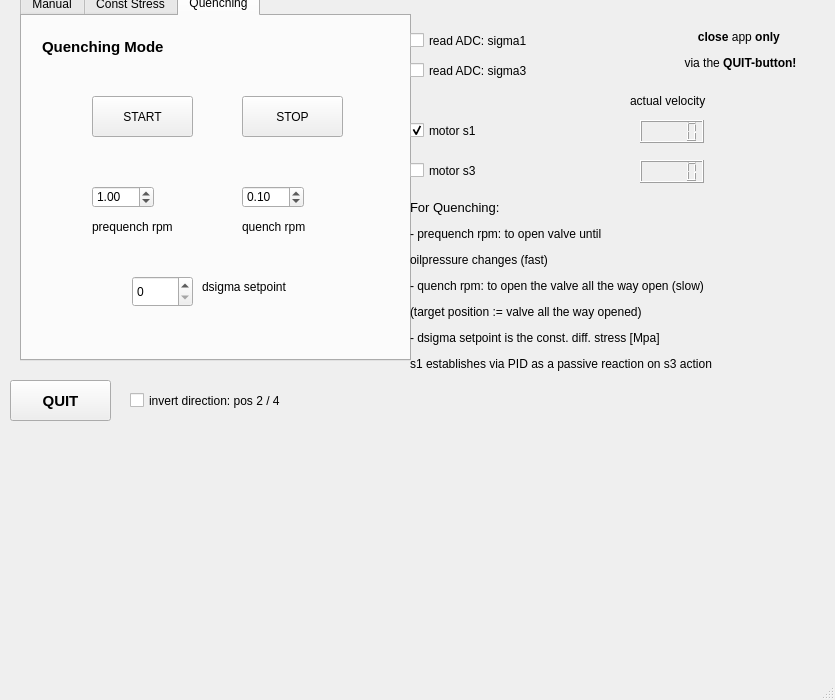
Above: src/modules/gui/main_window.ui from silandkyan/griggs_control before the change. Below: the same form after it.
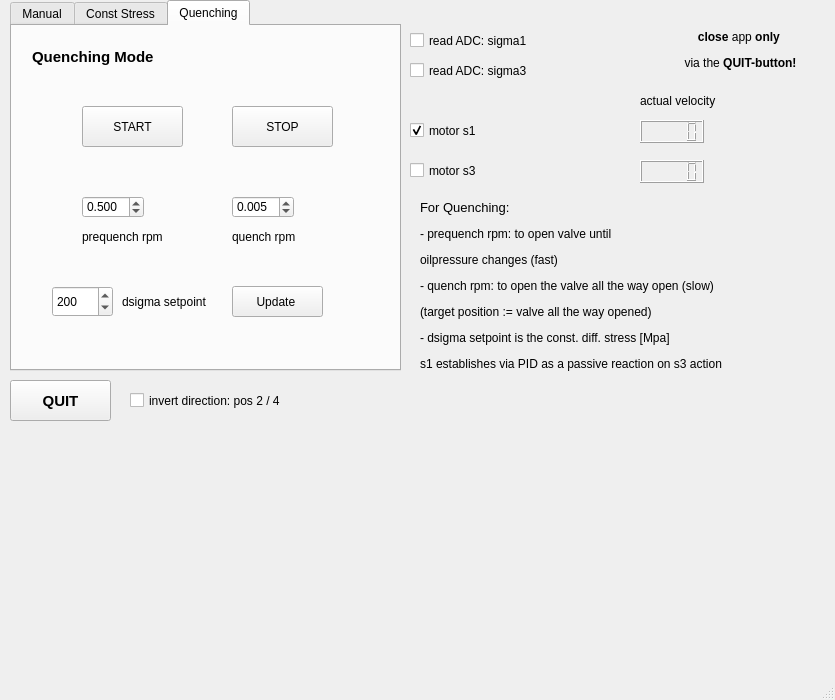
That is the form after the change. The open tabs and pages were chosen to show the change. Custom widgets are drawn as their Qt base class.

Commit message: worked on TODO list from lab test session from 08.10.24

```diff
--- a/src/modules/gui/main_window.ui
+++ b/src/modules/gui/main_window.ui
@@ -47,8 +47,8 @@
    <widget class="QTabWidget" name="tabWidget">
     <property name="geometry">
      <rect>
-      <x>20</x>
-      <y>-10</y>
+      <x>10</x>
+      <y>0</y>
       <width>391</width>
       <height>371</height>
      </rect>
@@ -473,12 +473,18 @@
      <widget class="QSpinBox" name="dsigma_SP_spinBox">
       <property name="geometry">
        <rect>
-        <x>110</x>
+        <x>40</x>
         <y>260</y>
         <width>61</width>
         <height>31</height>
        </rect>
       </property>
+      <property name="maximum">
+       <number>600</number>
+      </property>
+      <property name="value">
+       <number>200</number>
+      </property>
      </widget>
      <widget class="QPushButton" name="quench_start_pushB">
       <property name="geometry">
@@ -496,10 +502,10 @@
      <widget class="QLabel" name="label_6">
       <property name="geometry">
        <rect>
-        <x>180</x>
+        <x>110</x>
         <y>260</y>
         <width>111</width>
-        <height>21</height>
+        <height>31</height>
        </rect>
       </property>
       <property name="text">
@@ -515,8 +521,11 @@
         <height>22</height>
        </rect>
       </property>
+      <property name="decimals">
+       <number>3</number>
+      </property>
       <property name="value">
-       <double>1.000000000000000</double>
+       <double>0.500000000000000</double>
       </property>
      </widget>
      <widget class="QDoubleSpinBox" name="rpmBox_quench">
@@ -528,8 +537,11 @@
         <height>22</height>
        </rect>
       </property>
+      <property name="decimals">
+       <number>3</number>
+      </property>
       <property name="value">
-       <double>0.100000000000000</double>
+       <double>0.005000000000000</double>
       </property>
      </widget>
      <widget class="QLabel" name="prequenchrpm">
@@ -558,6 +570,19 @@
        <string>quench rpm</string>
       </property>
      </widget>
+     <widget class="QPushButton" name="pushB_update_quench">
+      <property name="geometry">
+       <rect>
+        <x>220</x>
+        <y>260</y>
+        <width>91</width>
+        <height>31</height>
+       </rect>
+      </property>
+      <property name="text">
+       <string>Update </string>
+      </property>
+     </widget>
     </widget>
    </widget>
    <widget class="QCheckBox" name="invert_checkBox">
@@ -586,7 +611,7 @@
    <widget class="QLabel" name="label_13">
     <property name="geometry">
      <rect>
-      <x>630</x>
+      <x>640</x>
       <y>90</y>
       <width>111</width>
       <height>21</height>
@@ -625,7 +650,7 @@
    <widget class="QLabel" name="label">
     <property name="geometry">
      <rect>
-      <x>410</x>
+      <x>420</x>
       <y>190</y>
       <width>421</width>
       <height>231</height>
```
Left out of the diff: 28 changed lines with no effect on the pictures. The commit also changes 2 other files.
